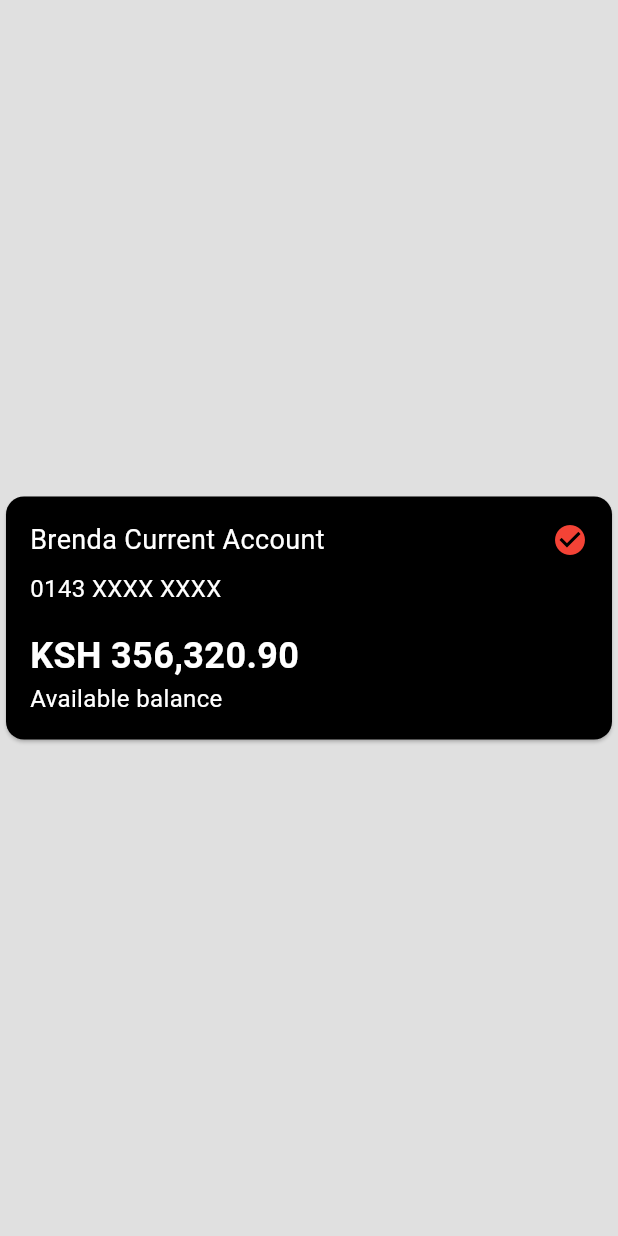
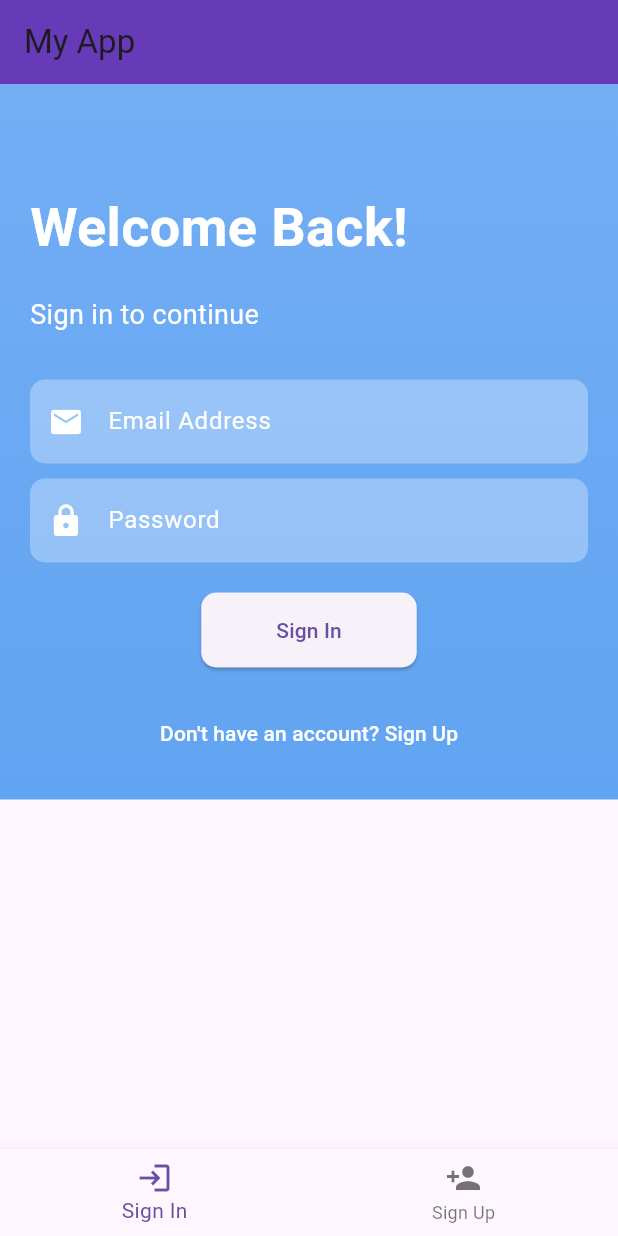
Before and after one commit to valerie157/MDA, a Flutter app: the screen it shows after launch, on a phone screen of 412 x 824 dp. Run offline on Flutter 3.47's test engine with Material 3 defaults, Android fonts, the phone set to English and light mode, and no system bars; our stand-ins replace firebase_auth, firebase_core; accounts and stored records are empty.

Commit message:
First commit

```diff
--- /dev/null
+++ b/lib/firebase_auth_services.dart
@@ -0,0 +1,34 @@
+
+
+// ignore_for_file: avoid_print
+
+import 'package:firebase_auth/firebase_auth.dart';
+
+class FirebaseAuthService {
+  final FirebaseAuth _auth = FirebaseAuth.instance;
+  Future<User?> signUp(String email, String password) async{
+    try{
+      await _auth.createUserWithEmailAndPassword(
+        email: email,
+        password: password
+      );
+      print('Sign Up successful');
+      return _auth.currentUser;
+    }catch(e){
+      print(e);
+      return null;
+    }
+  }
+
+  Future<void> signInWithEmailPassword(String email, String password) async {
+  try {
+    await FirebaseAuth.instance.signInWithEmailAndPassword(
+      email: email,
+      password: password,
+    );
+  } catch (e) {
+    print(e.toString());
+    // Handle error
+  }
+}
+}
--- a/lib/main.dart
+++ b/lib/main.dart
@@ -1,82 +1,78 @@
+// ignore_for_file: unused_import, use_key_in_widget_constructors, prefer_const_constructors
+
 import 'package:flutter/material.dart';
+import 'screens/signin_screens.dart'; // Import your sign-in screen
+// import 'screens/home_screen.dart';
+import 'screens/signup_screen.dart'; // Import your sign-up screen
+import 'package:firebase_core/firebase_core.dart';
+import 'firebase_options.dart';
 
-void main() {
+
+void main()  async {
+  WidgetsFlutterBinding.ensureInitialized();
+  await Firebase.initializeApp(
+    options: DefaultFirebaseOptions.currentPlatform,
+  );
   runApp(const MyApp());
+
 }
 
+
 class MyApp extends StatelessWidget {
-  const MyApp({Key? key}) : super(key: key);
+  const MyApp({Key? key});
+
   @override
   Widget build(BuildContext context) {
-    return MaterialApp(
-      home: Scaffold(
-        backgroundColor: Colors.grey[300],
-        body: const Center(
-          child: Card(
-            color: Colors.black,
-            child: Padding(
-              padding: EdgeInsets.all(16.0),
-              child: Column(
-                mainAxisSize: MainAxisSize.min,
-                children: [
-                  Row(
-                    mainAxisAlignment: MainAxisAlignment.spaceBetween,
-                    children: [
-                      Text(
-                        'Brenda Current Account',
-                        style: TextStyle(
-                          color: Colors.white,
-                          fontSize: 18.0,
-                        ),
-                      ),
-                      Icon(
-                        Icons.check_circle,
-                        color: Colors.red,
-                        size: 24.0,
-                      ),
-                    ],
-                  ),
-                  SizedBox(height: 8.0),
-                  Row(
-                    children: [
-                      Text(
-                        '0143 XXXX XXXX',
-                        style: TextStyle(
-                          color: Colors.white,
-                          fontSize: 16.0,
-                        ),
-                      ),
-                    ],
-                  ),
-                  SizedBox(height: 16.0),
-                  Row(
-                    children: [
-                      Text(
-                        'KSH 356,320.90',
-                        style: TextStyle(
-                          color: Colors.white,
-                          fontSize: 24.0,
-                          fontWeight: FontWeight.bold,
-                        ),
-                      ),
-                    ],
-                  ),
-                  Row(
-                    children: [
-                      Text(
-                        'Available balance',
-                        style: TextStyle(
-                          color: Colors.white,
-                          fontSize: 16.0,
-                        ),
-                      ),
-                    ],
-                  ),
-                ],
-              ),
-            ),
+    return const MaterialApp(
+      home: HomeScreen(), // Set HomeScreen as the initial screen
+      debugShowCheckedModeBanner: false,
+    );
+  }
+}
+
+class HomeScreen extends StatefulWidget {
+  // ignore: use_super_parameters
+  const HomeScreen({Key? key}) : super(key: key);
+
+  @override
+  // ignore: library_private_types_in_public_api
+  _HomeScreenState createState() => _HomeScreenState();
+}
+
+class _HomeScreenState extends State<HomeScreen> {
+  int _currentIndex = 0;
+
+  final List<Widget> _screens = [
+    SignInScreen(), // Sign-in screen
+
+    SignUpScreen(), // Sign-up screen
+  ];
+
+  @override
+  Widget build(BuildContext context) {
+    return Scaffold(
+      appBar: AppBar(
+        title: Text('My App'),
+        backgroundColor: Colors.deepPurple,
+      ),
+      body: _screens[_currentIndex], // Display the currently selected screen
+      bottomNavigationBar: BottomNavigationBar(
+        currentIndex: _currentIndex,
+        onTap: (index) {
+          setState(() {
+            _currentIndex = index; // Update the selected screen index
+          });
+        },
+        items: const [
+          BottomNavigationBarItem(
+            icon: Icon(Icons.login),
+            label: 'Sign In',
           ),
-        ),
+          BottomNavigationBarItem(
+            icon: Icon(Icons.person_add),
+            label: 'Sign Up',
+          ),
+        ],
       ),
     );
   }
--- /dev/null
+++ b/lib/screens/signin_screens.dart
@@ -0,0 +1,108 @@
+import 'package:flutter/material.dart';
+
+class SignInScreen extends StatelessWidget {
+  const SignInScreen({super.key});
+
+  @override
+  Widget build(BuildContext context) {
+    return Scaffold(
+      body: DecoratedBox(
+        decoration: const BoxDecoration(
+          gradient: LinearGradient(
+            begin: Alignment.topCenter,
+            end: Alignment.bottomCenter,
+            colors: [Color(0xFF73AEF5), Color(0xFF61A4F1)],
+          ),
+        ),
+        child: SingleChildScrollView(
+          child: Padding(
+            padding: const EdgeInsets.all(20.0),
+            child: Column(
+              crossAxisAlignment: CrossAxisAlignment.start,
+              children: [
+               const SizedBox(height: 50.0),
+                const Text(
+                  'Welcome Back!',
+                  style: TextStyle(
+                    color: Colors.white,
+                    fontSize: 36.0,
+                    fontWeight: FontWeight.bold,
+                  ),
+                ),
+               const SizedBox(height: 20.0),
+              const  Text(
+                  'Sign in to continue',
+                  style: TextStyle(
+                    color: Colors.white,
+                    fontSize: 18.0,
+                  ),
+                ),
+               const SizedBox(height: 30.0),
+                TextFormField(
+                  decoration: InputDecoration(
+                    labelText: 'Email Address',
+                    labelStyle: const TextStyle(color: Colors.white),
+                    filled: true,
+                    fillColor: Colors.white.withOpacity(0.3),
+                    border: OutlineInputBorder(
+                      borderRadius: BorderRadius.circular(10.0),
+                      borderSide: BorderSide.none,
+                    ),
+                    prefixIcon: const Icon(Icons.email, color: Colors.white, size: 24.0),
+                  ),
+                ),
+               const  SizedBox(height: 10.0),
+                TextFormField(
+                  decoration: InputDecoration(
+                    labelText: 'Password',
+                    labelStyle:const TextStyle(color: Colors.white),
+                    filled: true,
+                    fillColor: Colors.white.withOpacity(0.3),
+                    border: OutlineInputBorder(
+                      borderRadius: BorderRadius.circular(10.0),
+                      borderSide: BorderSide.none,
+                    ),
+                    prefixIcon:const  Icon(Icons.lock, color: Colors.white, size: 24.0),
+                  ),
+                  obscureText: true,
+                ),
+               const SizedBox(height: 20.0),
+                Center(
+                  child: ElevatedButton(
+                    onPressed: () {
+                      // Handle sign-in button press
+                    },
+                    style: ElevatedButton.styleFrom(
+
+                      padding:const EdgeInsets.symmetric(horizontal: 50.0, vertical: 15.0),
+                      shape: RoundedRectangleBorder(
+                        borderRadius: BorderRadius.circular(10.0),
+                      ),
+                    ),
+                    child: const Text('Sign In'),
+                  ),
+                ),
+                const SizedBox(height: 20.0),
+                Center(
+                  child: TextButton(
+                    onPressed: () {
+                      // Navigate to the SignUpScreen
+                      Navigator.push(
+                        context,
+                        MaterialPageRoute(builder: (context) => const SignInScreen()),
+                      );
+                    },
+                    child: const Text(
+                      "Don't have an account? Sign Up",
+                      style: TextStyle(color: Colors.white),
+                    ),
+                  ),
+                ),
+              ],
+            ),
+          ),
+        ),
+      ),
+    );
+  }
+}
```
Also changed, not shown: lib/form_container_widget.dart (added, +80 -0 lines), lib/screens/home_screen.dart (added, +33 -0 lines), lib/screens/signup_screen.dart (added, +201 -0 lines), lib/welcome.dart (added, +48 -0 lines), pubspec.yaml (+11 -73 lines), firebase.json (added), lib/firebase_options.dart (added), lib/providers/auth_provider.dart (added), pubspec.lock, 6 other files.
